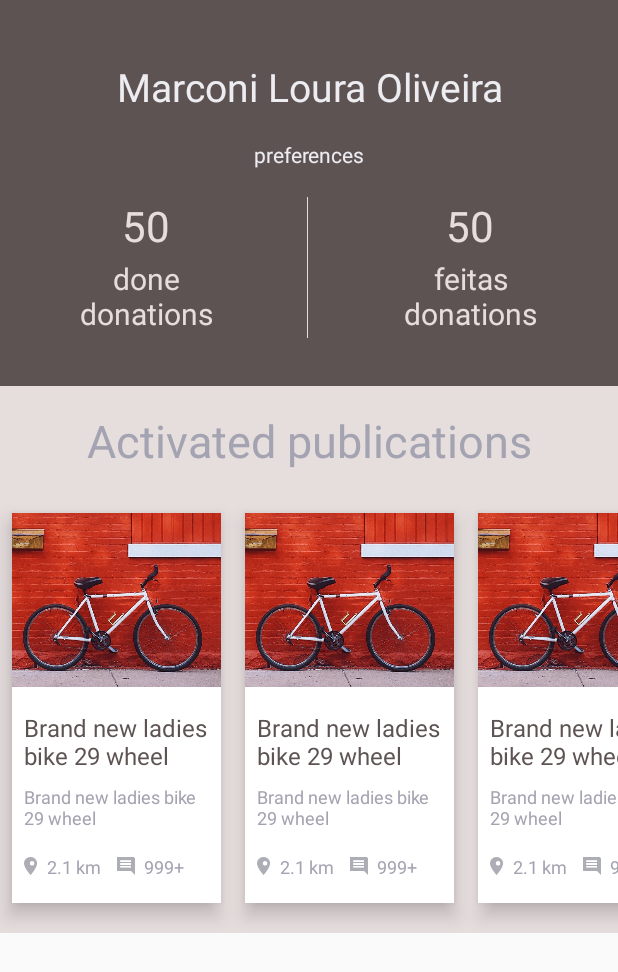
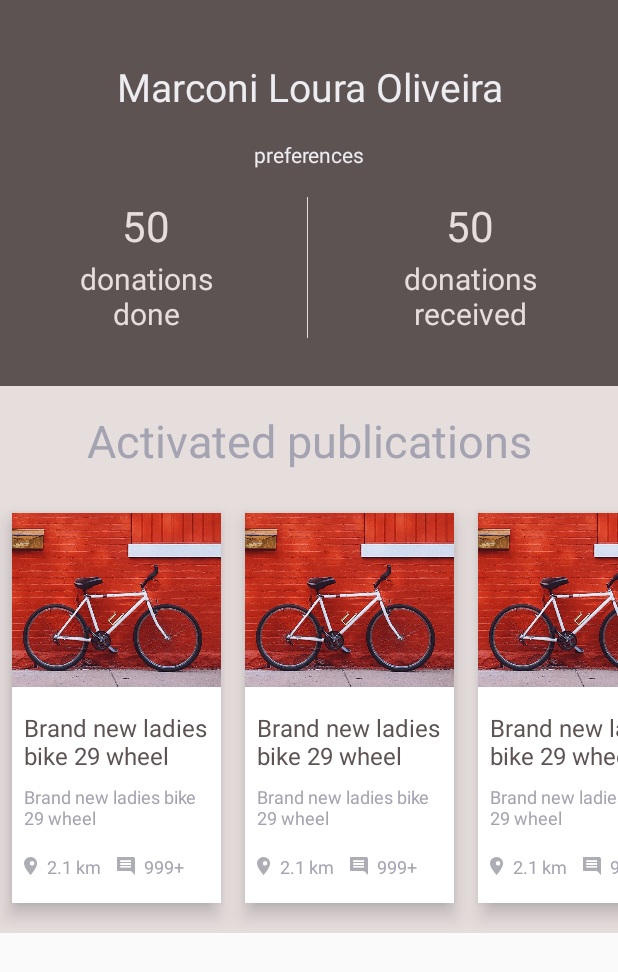
Before and after one commit to brunogabriel/FreeStuffs-Android, an Android app: the fragment ProfileFragment shown on its own in the app's theme, on a phone screen of 412 x 824 dp. Shown: the top 972 px of the screen. Run offline under Robolectric (Android 15) with nearby library versions, the phone set to English and light mode, and no system bars; our stand-ins replace ButterKnife; libraries missing offline, so code that uses them is left out: rx.android.schedulers, rx.schedulers.

Commit message:
Fixed some langs problems

```diff
--- a/FriendlyDonations/app/src/main/java/br/com/friendlydonations/views/adapters/ProfileDonationAdapter.java
+++ b/FriendlyDonations/app/src/main/java/br/com/friendlydonations/views/adapters/ProfileDonationAdapter.java
@@ -1,10 +1,8 @@
 package br.com.friendlydonations.views.adapters;
 
 import android.app.Activity;
-import android.support.v7.widget.GridLayoutManager;
 import android.support.v7.widget.LinearLayoutManager;
 import android.support.v7.widget.RecyclerView;
-import android.support.v7.widget.StaggeredGridLayoutManager;
 import android.view.LayoutInflater;
 import android.view.View;
 import android.view.ViewGroup;
--- a/FriendlyDonations/app/src/main/java/br/com/friendlydonations/views/fragments/ProfileFragment.java
+++ b/FriendlyDonations/app/src/main/java/br/com/friendlydonations/views/fragments/ProfileFragment.java
@@ -37,7 +37,7 @@ public class ProfileFragment extends BaseFragment {
     @BindView(R.id.recyclerView)
     protected RecyclerView recyclerView;
 
-    @BindView(R.id.swipeRefreshLayout)
+    //@BindView(R.id.swipeRefreshLayout)
     protected SwipeRefreshLayout swipeRefreshLayout;
 
     protected LinearLayoutManager linearLayoutManager;
@@ -56,9 +56,7 @@ public class ProfileFragment extends BaseFragment {
         linearLayoutManager = new LinearLayoutManager(getActivity(), LinearLayoutManager.VERTICAL, false);
         adapter = new ProfileDonationAdapter(getActivity(), new LoaderModel());
         recyclerView.setLayoutManager(linearLayoutManager);
-        recyclerView.setHasFixedSize(true);
         recyclerView.setAdapter(adapter);
-
         List<Object> items = new ArrayList<>();
         items.add(new ProfileDonationModel());
 
@@ -72,8 +70,7 @@ public class ProfileFragment extends BaseFragment {
         items.add(mDonations);
 
         adapter.addAll(items);
-        linearLayoutManager.scrollToPositionWithOffset(0, 0);
-        startSwipeLayout();
+        //startSwipeLayout();
     }
 
     private void startSwipeLayout() {
--- a/FriendlyDonations/app/src/main/res/layout/fragment_profile.xml
+++ b/FriendlyDonations/app/src/main/res/layout/fragment_profile.xml
@@ -9,6 +9,7 @@
         android:id="@+id/recyclerView"
         android:orientation="vertical"
         android:layout_width="match_parent"
+        android:clipToPadding="false"
         android:layout_height="match_parent">
     </android.support.v7.widget.RecyclerView>
 
--- a/FriendlyDonations/app/src/main/res/layout/holder_category_in_home.xml
+++ b/FriendlyDonations/app/src/main/res/layout/holder_category_in_home.xml
@@ -4,6 +4,5 @@
     android:id="@+id/horizontalRecyclerview"
     android:orientation="horizontal"
     android:layout_width="match_parent"
-    android:clipToPadding="false"
     android:layout_height="wrap_content">
 </android.support.v7.widget.RecyclerView>
--- a/FriendlyDonations/app/src/main/res/layout/holder_profile_donations_view.xml
+++ b/FriendlyDonations/app/src/main/res/layout/holder_profile_donations_view.xml
@@ -22,8 +22,7 @@
 
     <android.support.v7.widget.RecyclerView
         android:id="@+id/recyclerView"
-        android:orientation="vertical"
-        android:clipToPadding="true"
+        android:orientation="horizontal"
         android:layout_width="match_parent"
         android:layout_height="wrap_content"/>
 
--- a/FriendlyDonations/app/src/main/res/values/strings.xml
+++ b/FriendlyDonations/app/src/main/res/values/strings.xml
@@ -50,8 +50,8 @@
 
     <!-- Fragment Profile -->
     <string name="profile_fragment_preferences">preferences</string>
-    <string name="profile_fragment_donations_done">done\ndonations</string>
-    <string name="profile_fragment_donations_received">feitas\ndonations</string>
+    <string name="profile_fragment_donations_done">donations\ndone</string>
+    <string name="profile_fragment_donations_received">donations\nreceived</string>
     <string name="profile_fragment_activated_donations">Activated publications</string>
 
 
```
